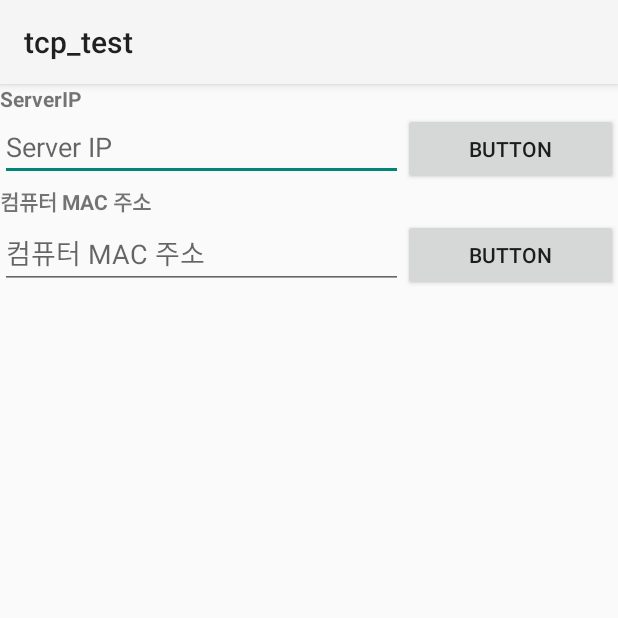
After one commit to fbqweasd/UH-Project-Android, an Android app: the SettingActivity screen opened directly, with no data from a screen before it, on a phone screen of 412 x 824 dp, the top half of it. The commit adds this screen. Run offline under Robolectric (Android 15) with nearby library versions, the phone set to English and light mode, and no system bars; libraries missing offline, so code that uses them is left out: io.realm; 1 statement that could not run was skipped.

Commit message:
Setting Activitc 생성

```diff
--- a/app/build.gradle
+++ b/app/build.gradle
@@ -1,10 +1,13 @@
 apply plugin: 'com.android.application'
 apply plugin: 'kotlin-android'
 apply plugin: 'kotlin-android-extensions'
+apply plugin: 'kotlin-kapt'
+apply plugin: 'realm-android'
 
 android {
     compileSdkVersion 29
     buildToolsVersion "29.0.3"
+
 
     defaultConfig {
         applicationId "com.example.tcp_test"
@@ -41,3 +44,8 @@ dependencies {
     implementation 'com.android.support:design:23.4.0'
     implementation "androidx.coordinatorlayout:coordinatorlayout:1.1.0"
 }
+
+realm { // realm DB 사용
+    syncEnabled = true
+    kotlinExtensionsEnabled = true
+}
--- a/app/src/main/AndroidManifest.xml
+++ b/app/src/main/AndroidManifest.xml
@@ -11,6 +11,7 @@
         android:roundIcon="@mipmap/ic_launcher_round"
         android:supportsRtl="true"
         android:theme="@style/AppTheme">
+        <activity android:name=".SettingActivity"></activity>
         <activity android:name=".MainActivity">
             <intent-filter>
                 <action android:name="android.intent.action.MAIN" />
@@ -19,6 +20,7 @@
             </intent-filter>
             <intent-filter>
                 <action android:name="android.intent.action.SEND" />
+
                 <category android:name="android.intent.category.DEFAULT" />
 
                 <data android:mimeType="text/plain" />
--- a/app/src/main/java/com/example/tcp_test/MainActivity.kt
+++ b/app/src/main/java/com/example/tcp_test/MainActivity.kt
@@ -1,16 +1,26 @@
 package com.example.tcp_test
 
+import android.content.Context
 import android.content.Intent
 import androidx.appcompat.app.AppCompatActivity
 import android.os.Bundle
 import android.text.style.LineHeightSpan
 import android.view.Menu
+import android.view.MenuItem
 import androidx.viewpager.widget.PagerAdapter
+import io.realm.Realm
+import io.realm.RealmObject
 import kotlinx.android.synthetic.main.activity_main.*
 import java.io.InputStream
 import java.io.OutputStream
 import java.net.Socket
 import java.nio.charset.StandardCharsets
+
+open class Setting_Data : RealmObject(){
+    lateinit var server_ip:String
+    var server_port:Int = 0
+    lateinit var computer_mac:String
+}
 
 class MainActivity : AppCompatActivity() {
 
@@ -22,6 +32,8 @@ class MainActivity : AppCompatActivity() {
 
         pager.adapter = PagerManger(supportFragmentManager)
         tabbar.setupWithViewPager(pager)
+
+        Realm.init(applicationContext)
 
         when {
             intent?.action == Intent.ACTION_SEND -> {
@@ -48,6 +60,17 @@ class MainActivity : AppCompatActivity() {
         return true
     }
 
+    override fun onOptionsItemSelected(item: MenuItem): Boolean {
+        when(item?.itemId){
+            R.id.Setting -> {
+                var SettingActivite = Intent(this, SettingActivity::class.java)
+                startActivity(SettingActivite)
+            }
+        }
+
+        return super.onOptionsItemSelected(item)
+    }
+
     fun GetYoutubeLink(): String? {
         return this!!.YouTubeLink
     }
--- /dev/null
+++ b/app/src/main/java/com/example/tcp_test/SettingActivity.kt
@@ -0,0 +1,14 @@
+package com.example.tcp_test
+
+import androidx.appcompat.app.AppCompatActivity
+import android.os.Bundle
+import io.realm.Realm
+
+class SettingActivity : AppCompatActivity() {
+    override fun onCreate(savedInstanceState: Bundle?) {
+        super.onCreate(savedInstanceState)
+        setContentView(R.layout.activity_setting)
+
+        Realm.init(applicationContext)
+    }
+}
--- a/app/src/main/java/com/example/tcp_test/youtube.kt
+++ b/app/src/main/java/com/example/tcp_test/youtube.kt
@@ -10,6 +10,7 @@ import android.view.View
 import android.view.ViewGroup
 import android.widget.EditText
 import android.widget.Toast
+import io.realm.Realm
 import kotlinx.android.synthetic.main.fragment_youtube.*
 import java.io.InputStream
 import java.io.OutputStream
@@ -26,6 +27,9 @@ class youtube : Fragment(R.layout.fragment_youtube) {
     lateinit var OutPutStream: OutputStream
     lateinit var sock:Socket
     var text : String? = null
+
+    val realm = Realm.getDefaultInstance()
+    var SettingData : Setting_Data = realm.createObject(Setting_Data::class.java)
 
     override fun onViewCreated(view: View, savedInstanceState: Bundle?) {
         button.setOnClickListener {
--- /dev/null
+++ b/app/src/main/res/layout/activity_setting.xml
@@ -0,0 +1,69 @@
+<?xml version="1.0" encoding="utf-8"?>
+<LinearLayout xmlns:android="http://schemas.android.com/apk/res/android"
+    xmlns:tools="http://schemas.android.com/tools"
+    android:layout_width="match_parent"
+    android:layout_height="match_parent"
+    android:orientation="vertical"
+    tools:context=".SettingActivity">
+
+    <TextView
+        android:id="@+id/ServerIP_TextView"
+        android:layout_width="match_parent"
+        android:layout_height="wrap_content"
+        android:text="ServerIP"
+        android:textStyle="bold" />
+
+    <LinearLayout
+        android:layout_width="match_parent"
+        android:layout_height="wrap_content"
+        android:orientation="horizontal">
+
+        <EditText
+            android:id="@+id/ServerIP_EditText"
+            android:layout_width="wrap_content"
+            android:layout_height="wrap_content"
+            android:layout_weight="1"
+            android:ems="10"
+            android:hint="Server IP"
+            android:inputType="textPersonName" />
+
+        <Button
+            android:id="@+id/ServerIP_Button"
+            android:layout_width="wrap_content"
+            android:layout_height="wrap_content"
+            android:layout_weight="1"
+            android:text="Button" />
+
+    </LinearLayout>
+
+    <TextView
+        android:id="@+id/COMMAC_TEXTVIEW"
+        android:layout_width="match_parent"
+        android:layout_height="wrap_content"
+        android:text="컴퓨터 MAC 주소"
+        android:textStyle="bold" />
+
+    <LinearLayout
+        android:layout_width="match_parent"
+        android:layout_height="wrap_content"
+        android:orientation="horizontal">
+
+        <EditText
+            android:id="@+id/COMMAC_EditText"
+            android:layout_width="wrap_content"
+            android:layout_height="wrap_content"
+            android:layout_weight="1"
+            android:ems="10"
+            android:hint="컴퓨터 MAC 주소"
+            android:inputType="textPersonName" />
+
+        <Button
+            android:id="@+id/COMMAC_Button"
+            android:layout_width="wrap_content"
+            android:layout_height="wrap_content"
+            android:layout_weight="1"
+            android:text="Button" />
+
+    </LinearLayout>
+
+</LinearLayout>
--- a/app/src/main/res/menu/menu_view.xml
+++ b/app/src/main/res/menu/menu_view.xml
@@ -2,5 +2,7 @@
 <menu xmlns:app="http://schemas.android.com/apk/res-auto"
     xmlns:android="http://schemas.android.com/apk/res/android">
 
-    <item android:title="Test" />
+    <item
+        android:id="@+id/Setting"
+        android:title="Setting" />
 </menu>
--- a/build.gradle
+++ b/build.gradle
@@ -8,6 +8,7 @@ buildscript {
     dependencies {
         classpath "com.android.tools.build:gradle:4.0.0"
         classpath "org.jetbrains.kotlin:kotlin-gradle-plugin:$kotlin_version"
+        classpath "io.realm:realm-gradle-plugin:6.0.0"
 
         // NOTE: Do not place your application dependencies here; they belong
         // in the individual module build.gradle files
```
